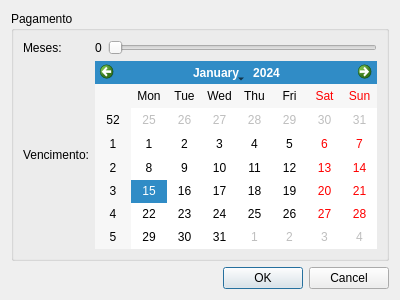
Before: the Qt Designer form src/payment.ui in enriquefynn/VertSys, drawn with Qt 5.
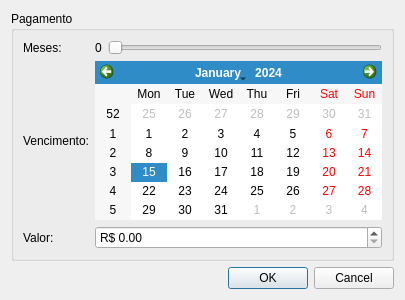
After: the same form once the commit is applied.

Commit message: creating payment model and writing it to db

Patch:
```diff
--- a/src/payment.ui
+++ b/src/payment.ui
@@ -6,7 +6,7 @@
    <rect>
     <x>0</x>
     <y>0</y>
-    <width>400</width>
+    <width>405</width>
     <height>300</height>
    </rect>
   </property>
@@ -63,6 +63,23 @@
           </item>
          </layout>
         </item>
+        <item row="2" column="1">
+         <widget class="QDoubleSpinBox" name="valueSpin">
+          <property name="prefix">
+           <string>R$ </string>
+          </property>
+          <property name="maximum">
+           <double>9999.989999999999782</double>
+          </property>
+         </widget>
+        </item>
+        <item row="2" column="0">
+         <widget class="QLabel" name="label_4">
+          <property name="text">
+           <string>Valor:</string>
+          </property>
+         </widget>
+        </item>
        </layout>
       </item>
      </layout>
```
The commit also changes 12 other files.
